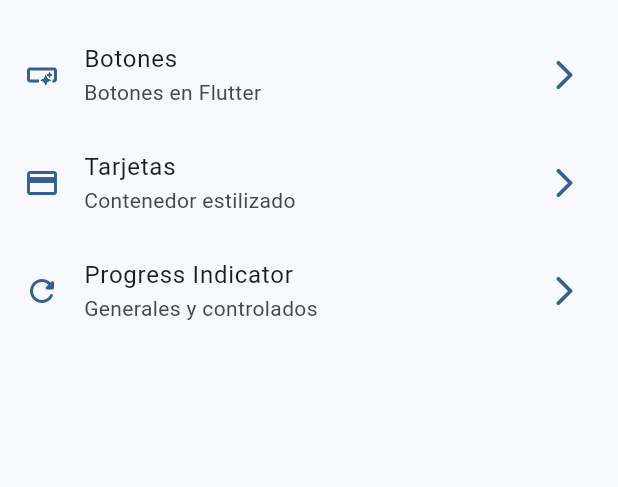
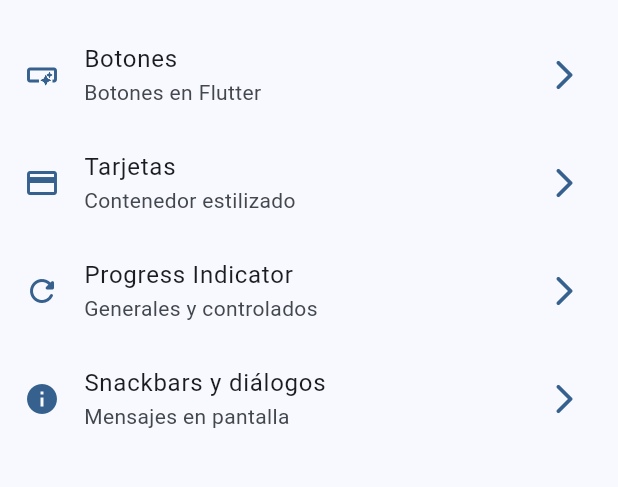
Before and after one commit to HitMonChann/widgets_app, a Flutter app: the screen it shows after launch, on a phone screen of 412 x 824 dp, the part 63-550 px from its top. Run offline on Flutter 3.47's test engine with Material 3 defaults, Android fonts, the phone set to English and light mode, and no system bars; our stand-ins replace fluttertoast, go_router.

Commit message:
[WIP] - Snackbar y dialogos

```diff
--- a/lib/config/menu/menu_items.dart
+++ b/lib/config/menu/menu_items.dart
@@ -32,4 +32,10 @@ const appMenuItems = <MenuItem>[
     link: '/progressIndicators',
     icon: Icons.refresh_rounded,
   ),
+  MenuItem(
+    title: 'Snackbars y diálogos',
+    subTitle: 'Mensajes en pantalla',
+    link: '/snackbars',
+    icon: Icons.info,
+  ),
 ];
--- a/lib/config/router/app_router.dart
+++ b/lib/config/router/app_router.dart
@@ -20,6 +20,10 @@ final router = GoRouter(
     GoRoute(
       path: '/progressIndicators',
       builder: (context, state) => const ProgressScreen(),
-    )
+    ),
+    GoRoute(
+      path: '/snackbars',
+      builder: (context, state) => const SnackbarScreen(),
+    ),
   ],
 );
--- a/lib/main.dart
+++ b/lib/main.dart
@@ -12,6 +12,7 @@ class MainApp extends StatelessWidget {
   @override
   Widget build(BuildContext context) {
     return MaterialApp.router(
+      title: 'Flutter Widgets',
       routerConfig: router,
       debugShowCheckedModeBanner: false,
       theme: AppTheme(selectedColor: 0).getTheme(),
```
Also changed, not shown: lib/presentation/screens/snackbar/snackbar_screen.dart (+67 -1 lines).
